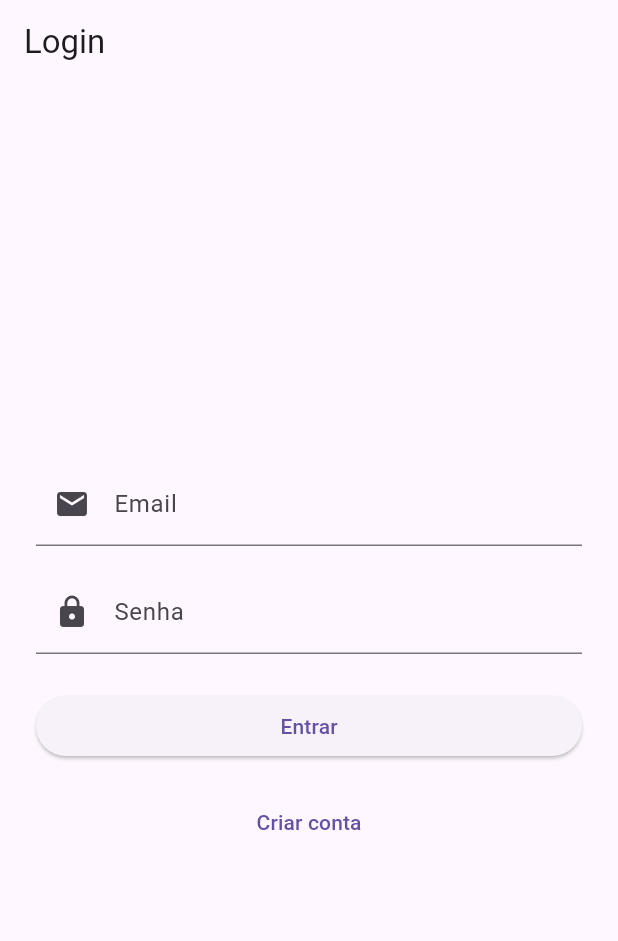
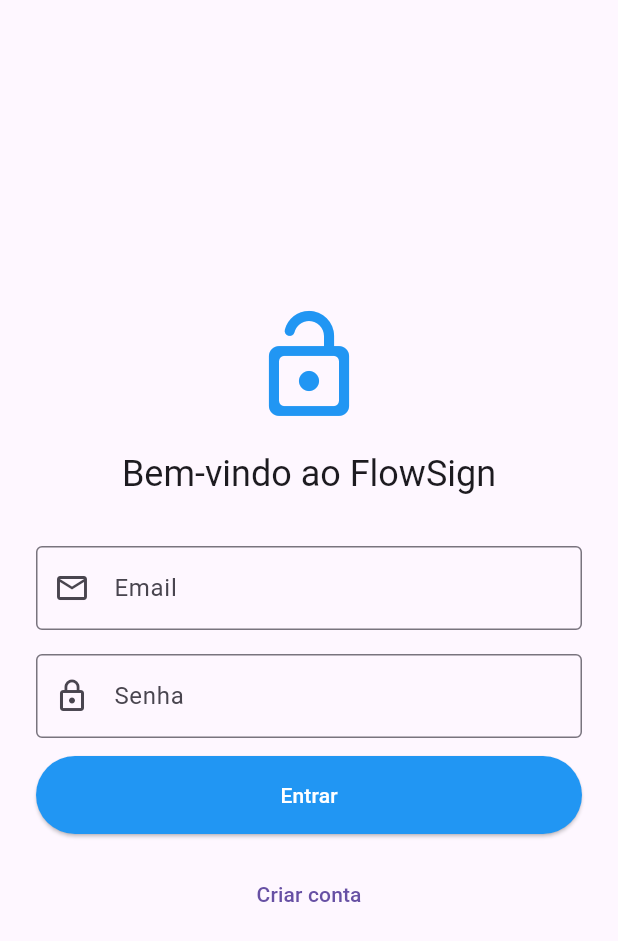
Before and after one commit to JoaoPapp/Portifolio, a Flutter app: the screen it shows after launch, on a phone screen of 412 x 824 dp. Shown: the top 941 px of the screen. Run offline on Flutter 3.47's test engine with Material 3 defaults, Android fonts, the phone set to English and light mode, and no system bars; our stand-ins replace cloud_firestore, dio, file_picker, firebase_auth, firebase_core, flutter_dotenv and 2 more; accounts and stored records are empty.

```diff
--- a/lib/screens/login_screen.dart
+++ b/lib/screens/login_screen.dart
@@ -1,106 +1,116 @@
 import 'package:flutter/material.dart';
-import 'package:firebase_auth/firebase_auth.dart';
+import 'package:get/get.dart';
+import 'package:portifolio/screens/create_account_screen.dart'; // Importe a tela de criação
+import '../controllers/auth_controller.dart';
 
-class LoginScreen extends StatefulWidget {
+class LoginScreen extends StatelessWidget {
   const LoginScreen({Key? key}) : super(key: key);
 
   @override
-  State<LoginScreen> createState() => _LoginScreenState();
-}
+  Widget build(BuildContext context) {
+    // Controladores de texto para os campos
+    final emailController = TextEditingController();
+    final passwordController = TextEditingController();
 
-class _LoginScreenState extends State<LoginScreen> {
-  final TextEditingController _emailController = TextEditingController();
-  final TextEditingController _passwordController = TextEditingController();
-  bool _loading = false;
-  String? _errorMessage;
+    // Acessa o AuthController que já está na memória
+    final AuthController authController = Get.find();
 
-  Future<void> _signIn() async {
-    setState(() {
-      _loading = true;
-      _errorMessage = null;
-    });
-    try {
-      await FirebaseAuth.instance.signInWithEmailAndPassword(
-        email: _emailController.text.trim(),
-        password: _passwordController.text,
-      );
-
-      // Se chegou aqui, login foi bem-sucedido:
-      // Redireciona para a UploadScreen, substituindo essa rota
-      Navigator.pushReplacementNamed(context, '/upload');
-    } on FirebaseAuthException catch (e) {
-      setState(() {
-        _errorMessage = e.message;
-      });
-    } finally {
-      setState(() {
-        _loading = false;
-      });
-    }
-  }
-
-  @override
-  Widget build(BuildContext context) {
     return Scaffold(
-      appBar: AppBar(title: const Text('Login')),
-      body: Padding(
+      body: Center(
+        child: SingleChildScrollView(
           padding: const EdgeInsets.all(24),
           child: Column(
             mainAxisAlignment: MainAxisAlignment.center,
+            crossAxisAlignment: CrossAxisAlignment.stretch,
             children: [
+              // Logo ou Título
+              Icon(Icons.lock_open_rounded, size: 80, color: Colors.blue),
+              const SizedBox(height: 16),
+              Text(
+                'Bem-vindo ao FlowSign',
+                style: Theme.of(context).textTheme.headlineSmall,
+                textAlign: TextAlign.center,
+              ),
+              const SizedBox(height: 32),
+
+              // Campo de Email
               TextField(
-              controller: _emailController,
+                controller: emailController,
                 keyboardType: TextInputType.emailAddress,
                 decoration: const InputDecoration(
                   labelText: 'Email',
-                prefixIcon: Icon(Icons.email),
+                  prefixIcon: Icon(Icons.email_outlined),
+                  border: OutlineInputBorder(),
                 ),
               ),
               const SizedBox(height: 16),
+
+              // Campo de Senha
               TextField(
-              controller: _passwordController,
+                controller: passwordController,
                 obscureText: true,
                 decoration: const InputDecoration(
                   labelText: 'Senha',
-                prefixIcon: Icon(Icons.lock),
+                  prefixIcon: Icon(Icons.lock_outline),
+                  border: OutlineInputBorder(),
                 ),
               ),
-            const SizedBox(height: 24),
-            if (_errorMessage != null) ...[
-              Text(
-                _errorMessage!,
+              const SizedBox(height: 12),
+
+              // Widget para exibir a mensagem de erro do controller
+              Obx(() {
+                if (authController.errorMessage.value != null) {
+                  return Padding(
+                    padding: const EdgeInsets.only(bottom: 12.0),
+                    child: Text(
+                      authController.errorMessage.value!,
                       style: const TextStyle(color: Colors.red),
                       textAlign: TextAlign.center,
                     ),
-              const SizedBox(height: 12),
-            ],
-            SizedBox(
-              width: double.infinity,
-              child: ElevatedButton(
-                onPressed: _loading ? null : _signIn,
-                child:
-                    _loading
+                  );
+                }
+                return const SizedBox.shrink(); // Não mostra nada se não houver erro
+              }),
+
+              // Botão de Entrar
+              Obx(() {
+                return ElevatedButton(
+                  style: ElevatedButton.styleFrom(
+                    padding: const EdgeInsets.symmetric(vertical: 16),
+                    backgroundColor: Colors.blue,
+                    foregroundColor: Colors.white,
+                  ),
+                  onPressed: authController.isLoading.value
+                      ? null // Desabilita o botão enquanto carrega
+                      : () {
+                          authController.signIn(
+                            email: emailController.text.trim(),
+                            password: passwordController.text,
+                          );
+                        },
+                  child: authController.isLoading.value
                       ? const SizedBox(
-                          width: 24,
-                          height: 24,
-                          child: CircularProgressIndicator(
-                            strokeWidth: 2,
-                            color: Colors.white,
-                          ),
+                          width: 20,
+                          height: 20,
+                          child: CircularProgressIndicator(strokeWidth: 2, color: Colors.white),
                         )
                       : const Text('Entrar'),
-              ),
-            ),
+                );
+              }),
               const SizedBox(height: 16),
+
+              // Botão para Criar Conta
               TextButton(
                 onPressed: () {
-                // Se quiser abrir uma tela de cadastro de usuário, faça aqui:
+                  // Navegação para a tela de cadastro usando GetX
+                  Get.to(() => const CreateAccountScreen());
                 },
                 child: const Text('Criar conta'),
               ),
             ],
           ),
         ),
+      ),
     );
   }
 }
--- a/lib/screens/signature_flow_screen.dart
+++ b/lib/screens/signature_flow_screen.dart
@@ -42,7 +42,6 @@ class _SignatureFlowScreenState extends State<SignatureFlowScreen> {
             ),
           ),
 
-          // Aqui entraria o seu WebView ou fluxo Gov.br/DocuSign…
           Padding(
             padding: const EdgeInsets.all(16),
             child: ElevatedButton(
--- a/lib/widgets/custom_button.dart
+++ /dev/null
@@ -1,19 +0,0 @@
-import 'package:flutter/material.dart';
-
-class LoginScreen extends StatelessWidget {
-  const LoginScreen({super.key}); // ou { Key? key }: super(key: key);
-
-  @override
-  Widget build(BuildContext context) {
-    // seu código de UI aqui
-    return Scaffold(
-      appBar: AppBar(title: const Text('Login')),
-      body: Center(
-        child: ElevatedButton(
-          onPressed: () {},
-          child: const Text('Entrar com Gov.br'),
-        ),
-      ),
-    );
-  }
-}
--- a/pubspec.yaml
+++ b/pubspec.yaml
@@ -13,8 +13,11 @@ dependencies:
   # ícones iOS
   cupertino_icons: ^1.0.8
 
-  # state management
+  # State management
   get: ^4.6.6
+
+  # GraphQL para API do Autentique
+  graphql_flutter: ^5.2.0-beta.6
 
   # HTTP + upload
   dio: ^5.1.2
```
Also changed, not shown: lib/controllers/auth_controller.dart (+52 -0 lines), lib/screens/create_account_screen.dart (added, +116 -0 lines), lib/services/api_service.dart (+119 -41 lines). Lines whose indentation alone changed are shown as unchanged.
